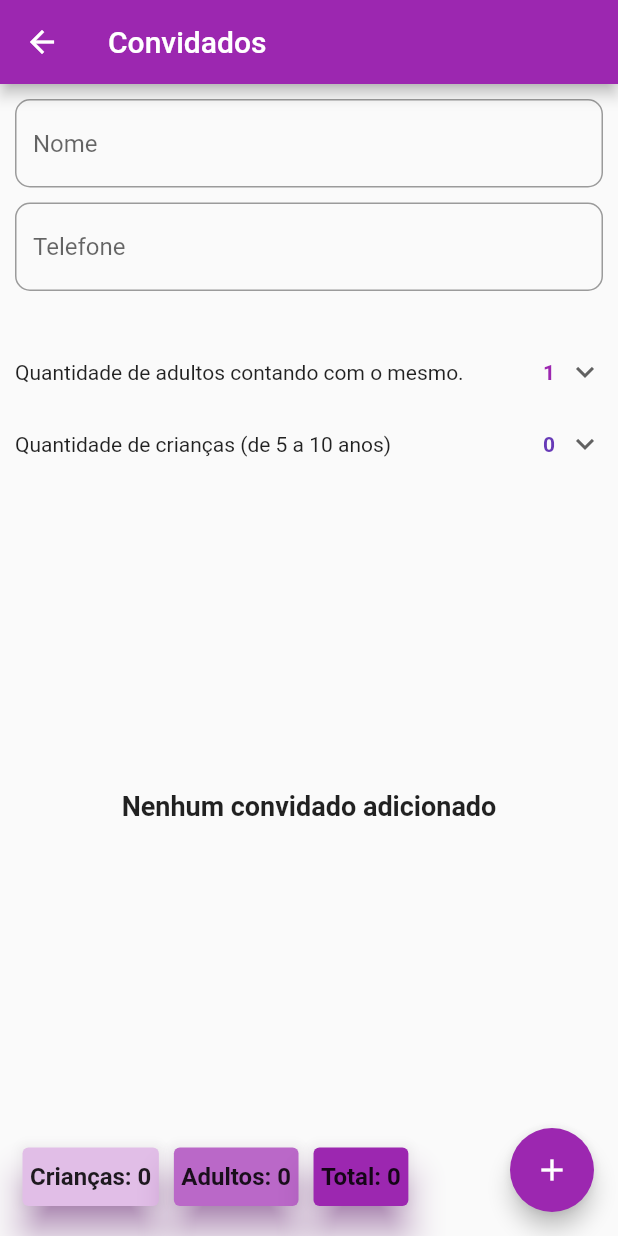
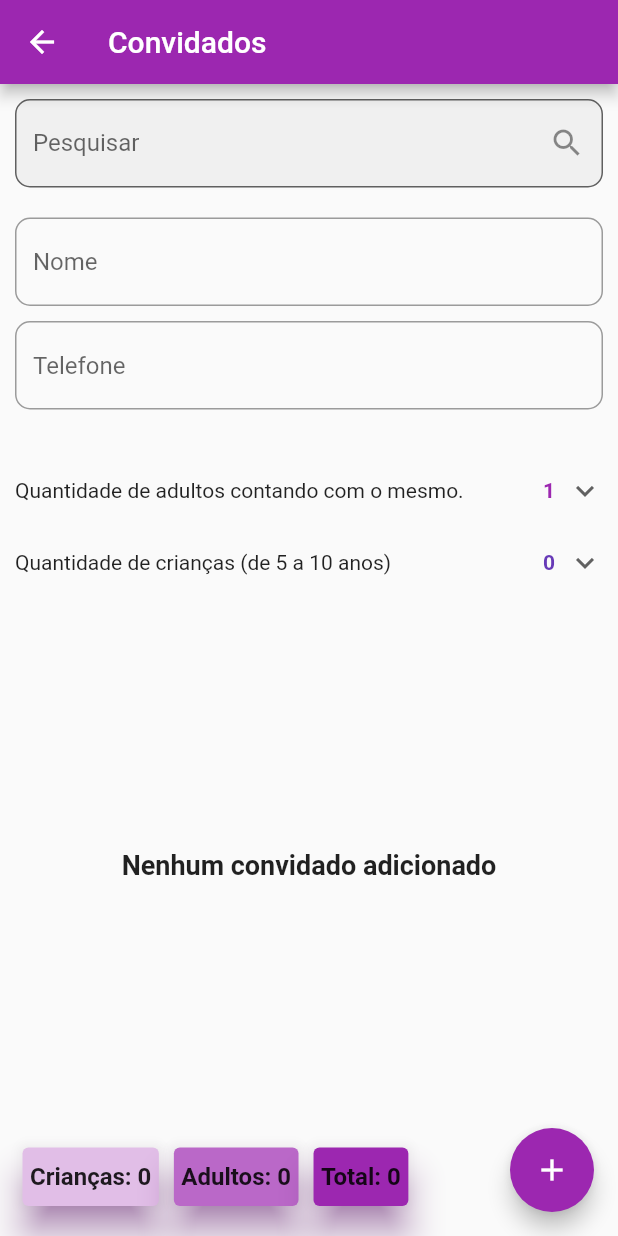
Before and after one commit to ailtondvieira/idespez, a Flutter app: the ConfirmGuestsPage screen opened directly, on a phone screen of 412 x 824 dp. Run offline on Flutter 3.47's test engine with Material 2 defaults, Android fonts, the phone set to English and light mode, and no system bars; our stand-ins replace brasil_fields, cloud_firestore, firebase_core, get; accounts and stored records are empty; generated files the repository leaves out were written again.

Commit message:
feuture: field search

```diff
--- a/lib/confirm_guests/views/confirm_guests_page.dart
+++ b/lib/confirm_guests/views/confirm_guests_page.dart
@@ -1,4 +1,4 @@
-import 'dart:html';
+// ignore_for_file: deprecated_member_use, unused_local_variable
 
 import 'package:cloud_firestore/cloud_firestore.dart';
 import 'package:desafio_web_despesas/confirm_guests/models/guests_model.dart';
@@ -33,10 +33,27 @@ class _BodyConfirmGuestsState extends State<ConfirmGuestsPage> {
   int totalKids = 0;
   int totalGuests = 0;
 
+  final IconData whatsApp = const IconData(
+    0xf05a6,
+    fontFamily: 'MaterialIcons',
+  );
+
   @override
   void initState() {
+    getGuests();
     super.initState();
-    getGuests();
+  }
+
+  List<GuestsModel> guestsSearch = [];
+
+  void searchGuest(String value) {
+    guestsSearch = guestsList.where((element) {
+      return element.name.toLowerCase().contains(value.toLowerCase());
+    }).toList();
+
+    if (mounted) {
+      setState(() {});
+    }
   }
 
   Future<void> addGuests() async {
@@ -48,7 +65,6 @@ class _BodyConfirmGuestsState extends State<ConfirmGuestsPage> {
       );
       return;
     }
-    ;
 
     guestsCollection
         .add(
@@ -170,6 +186,23 @@ class _BodyConfirmGuestsState extends State<ConfirmGuestsPage> {
       body: Column(
         crossAxisAlignment: CrossAxisAlignment.stretch,
         children: [
+          Padding(
+            padding: const EdgeInsets.all(10.0),
+            child: TextField(
+              onChanged: (value) {
+                searchGuest(value);
+                setState(() {});
+              },
+              decoration: InputDecoration(
+                labelText: 'Pesquisar',
+                filled: true,
+                suffixIcon: const Icon(Icons.search),
+                border: OutlineInputBorder(
+                  borderRadius: BorderRadius.circular(10),
+                ),
+              ),
+            ),
+          ),
           FieldAddGuests(
             nameController: nameController,
             phoneController: phoneController,
@@ -257,9 +290,16 @@ class _BodyConfirmGuestsState extends State<ConfirmGuestsPage> {
               visible: guestsList.isEmpty,
               replacement: ListView.builder(
                 shrinkWrap: true,
-                itemCount: guestsList.length,
+                itemCount: guestsSearch.isNotEmpty
+                    ? guestsSearch.length
+                    : guestsList.length,
                 itemBuilder: (context, index) {
                   var guest = guestsList[index];
+                  if (guestsSearch.isEmpty) {
+                    guest = guestsList[index];
+                  } else {
+                    guest = guestsList[index];
+                  }
                   return ListTile(
                     trailing: Padding(
                       padding: const EdgeInsets.only(top: 17),
@@ -301,8 +341,8 @@ class _BodyConfirmGuestsState extends State<ConfirmGuestsPage> {
                           onPressed: () async {
                             await openWhatsapp(guest.phone);
                           },
-                          icon: const Icon(
-                            Icons.whatsapp,
+                          icon: Icon(
+                            whatsApp,
                             color: Colors.green,
                           ),
                         ),
```
Also changed, not shown: pubspec.lock.
